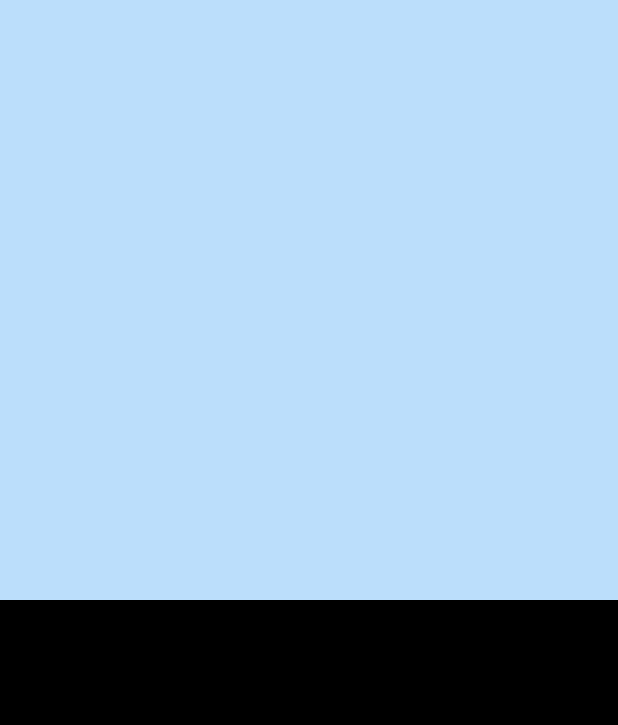
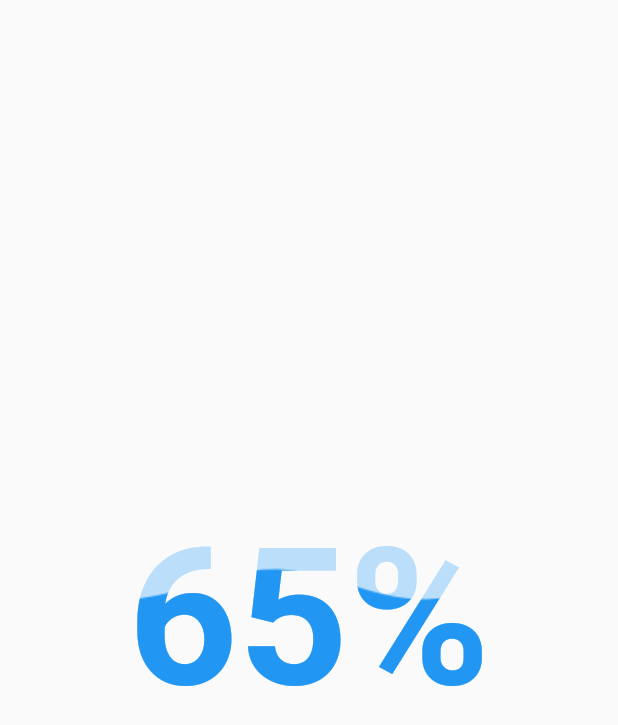
Before and after one commit to vferreirati/Custom-Render-Objects, a Flutter app: the screen it shows after launch, after a tap on "Text wave", on a phone screen of 412 x 824 dp. Shown: the top 725 px of the screen. Run offline on Flutter 3.47's test engine with Material 2 defaults, Android fonts, the phone set to English and light mode, and no system bars; our stand-ins replace go_router.

Commit message:
Text wave implementation using shadermask

```diff
--- a/lib/src/features/text_wave/text_wave_screen.dart
+++ b/lib/src/features/text_wave/text_wave_screen.dart
@@ -1,4 +1,6 @@
 import 'package:flutter/material.dart';
+
+import 'widgets/text_wave.dart';
 
 class TextWaveScreen extends StatelessWidget {
   const TextWaveScreen({
@@ -7,50 +9,20 @@ class TextWaveScreen extends StatelessWidget {
 
   @override
   Widget build(BuildContext context) {
-    return const Scaffold(
-      backgroundColor: Colors.black,
-      body: WaveBox(),
-    );
-  }
-}
+    const percentage = 0.65;
 
-class WaveBox extends StatelessWidget {
-  const WaveBox({
-    super.key,
-    this.size = 400.0,
-  });
-
-  final double size;
-
-  @override
-  Widget build(BuildContext context) {
-    return ClipPath(
-      clipper: WaveClipper(),
-      child: Container(
-        height: 400.0,
-        decoration: BoxDecoration(
-          color: Colors.blue[100],
+    return Scaffold(
+      body: Center(
+        child: TextWave(
+          text: '${(percentage * 100).floor()}%',
+          wavePercentage: percentage,
+          style: TextStyle(
+            color: Colors.blue[100],
+            fontWeight: FontWeight.bold,
+            fontSize: 128,
+          ),
         ),
       ),
     );
   }
 }
-
-class WaveClipper extends CustomClipper<Path> {
-  @override
-  Path getClip(Size size) {
-    final path = Path();
-
-    path.lineTo(0, size.height);
-
-    path.lineTo(size.width, size.height);
-
-    path.lineTo(size.width, 0);
-
-    path.close();
-    return path;
-  }
-
-  @override
-  bool shouldReclip(covariant CustomClipper<Path> oldClipper) => false;
-}
--- /dev/null
+++ b/lib/src/features/text_wave/widgets/text_wave.dart
@@ -0,0 +1,135 @@
+import 'dart:math';
+import 'dart:ui';
+
+import 'package:flutter/material.dart';
+
+class TextWave extends StatefulWidget {
+  const TextWave({
+    super.key,
+    required this.text,
+    required this.style,
+    this.wavePercentage = 0.5,
+  });
+
+  final String text;
+
+  final TextStyle style;
+
+  final double wavePercentage;
+
+  @override
+  State<TextWave> createState() => _TextWaveState();
+}
+
+class _TextWaveState extends State<TextWave> with TickerProviderStateMixin {
+  late AnimationController _controller;
+
+  @override
+  void initState() {
+    super.initState();
+
+    _controller = AnimationController(
+      vsync: this,
+      duration: const Duration(seconds: 5),
+    )
+      ..forward()
+      ..addStatusListener((status) {
+        if (status == AnimationStatus.completed) {
+          _controller.reverse();
+        } else if (status == AnimationStatus.dismissed) {
+          _controller.forward();
+        }
+      });
+  }
+
+  @override
+  Widget build(BuildContext context) {
+    return ValueListenableBuilder(
+      valueListenable: _controller,
+      builder: (context, value, child) => ShaderMask(
+        shaderCallback: (bounds) {
+          final recorder = PictureRecorder();
+          final canvas = Canvas(recorder, bounds);
+          final painter = WavePainter(
+            waveOffset: value,
+            wavePercentage: widget.wavePercentage,
+          );
+
+          painter.paint(canvas, bounds.size);
+          final image = recorder.endRecording().toImageSync(
+                bounds.size.width.toInt(),
+                bounds.size.height.toInt(),
+              );
+          return ImageShader(
+            image,
+            TileMode.repeated,
+            TileMode.repeated,
+            Matrix4.identity().storage,
+          );
+        },
+        blendMode: BlendMode.srcATop,
+        child: Text(
+          widget.text,
+          style: widget.style,
+        ),
+      ),
+    );
+  }
+
+  @override
+  void dispose() {
+    _controller.dispose();
+    super.dispose();
+  }
+}
+
+class WavePainter extends CustomPainter {
+  final double waveOffset;
+  final double wavePercentage;
+
+  WavePainter({
+    required this.waveOffset,
+    required this.wavePercentage,
+  });
+
+  @override
+  void paint(Canvas canvas, Size size) {
+    final paint = Paint()
+      ..color = Colors.blue
+      ..style = PaintingStyle.fill;
+
+    final path = Path();
+
+    final effectivePercentage = 1.0 - wavePercentage;
+
+    final y = size.height * effectivePercentage;
+
+    // Move to the initial position, just outside the left edge of the canvas
+    path.moveTo(-size.width * 0.5, y);
+
+    // Loop to create the wave effect
+    for (double x = -size.width * 0.5; x < size.width * 1.5; x += 10) {
+      // Calculate the vertical position (waveY) of the wave using the sine function.
+      // The waveOffset is applied to shift the wave horizontally.
+      final waveY = y + 10 * sin((x + waveOffset * size.width) * 2 * pi / 200);
+
+      // Add a point to the path at the calculated (x, waveY) position
+      path.lineTo(x, waveY);
+    }
+
+    // Complete the path by drawing lines along the bottom and the left side of the canvas
+    path.lineTo(size.width, size.height);
+    path.lineTo(0, size.height);
+
+    // Close the path by connecting the last point to the starting point
+    path.close();
+
+    // Draw the filled wave shape on the canvas using the specified paint
+    canvas.drawPath(path, paint);
+  }
+
+  @override
+  bool shouldRepaint(CustomPainter oldDelegate) {
+    return true;
+  }
+}
```
